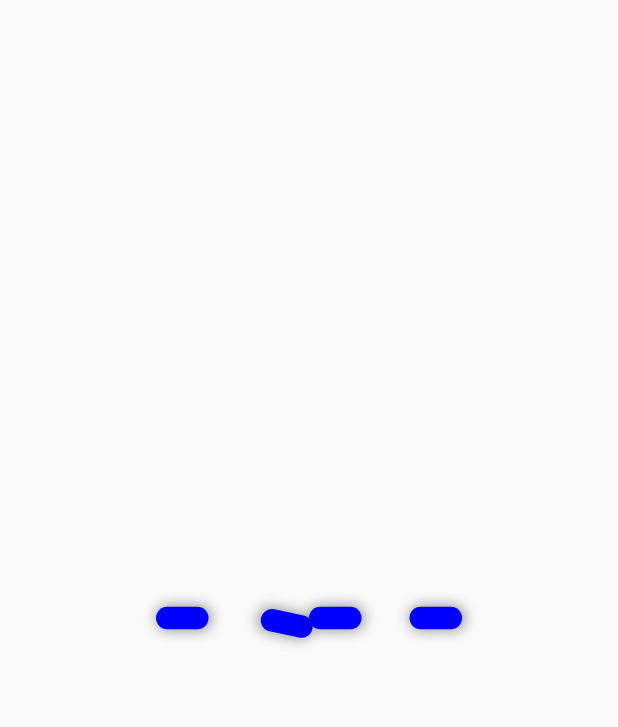
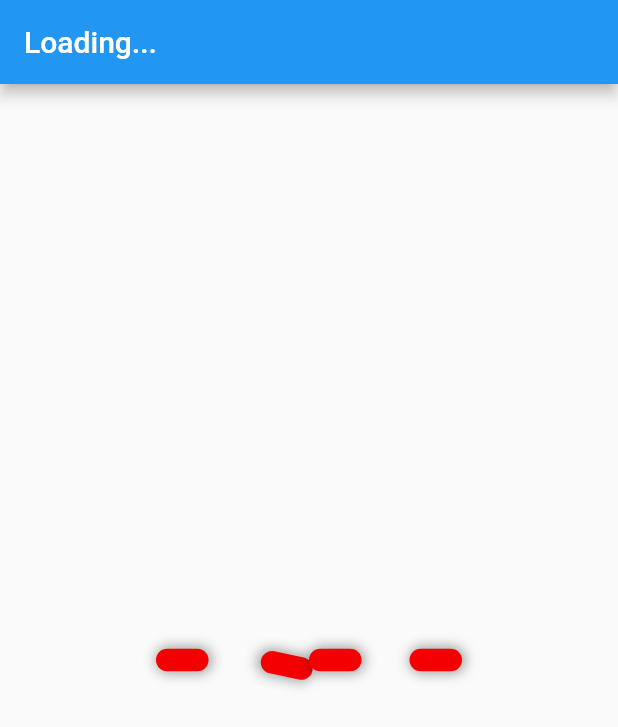
Before and after one commit to minhaz1217/flutter-theme-and-animation, a Flutter app: the screen it shows after launch, after a tap on "Bar Loading Animation", on a phone screen of 412 x 824 dp. Shown: the top 727 px of the screen. Run offline on Flutter 3.47's test engine with Material 2 defaults, Android fonts, the phone set to English and light mode, and no system bars.

Commit message:
uploading images for the readme

```diff
--- a/lib/BarLoadingAnimationPage.dart
+++ b/lib/BarLoadingAnimationPage.dart
@@ -185,6 +185,9 @@ class _BarLoadingAnimationState extends State<BarLoadingAnimation>
   @override
   Widget build(BuildContext context) {
     return Scaffold(
+      appBar: AppBar(
+        title: Text("Loading..."),
+      ),
         body: Container(child: forwardStaggeredAnimation),
     );
   }
@@ -202,7 +205,7 @@ class Bar extends StatelessWidget {
       height: 15.0,
       margin: new EdgeInsets.only(left: marginLeft, right: marginRight),
       decoration: new BoxDecoration(
-        color: const Color.fromRGBO(0, 0, 255, 1.0),
+        color: const Color.fromRGBO(245, 0, 0, 1.0),
         borderRadius: new BorderRadius.circular(10.0),
         boxShadow: [
           new BoxShadow(
```
Also changed, not shown: __IMAGES__/01.png (added), __IMAGES__/02.png (added), __IMAGES__/03.png (added), __IMAGES__/04.png (added), __IMAGES__/05.png (added), __IMAGES__/06.png (added), __IMAGES__/07.png (added), __IMAGES__/08.gif (added).
